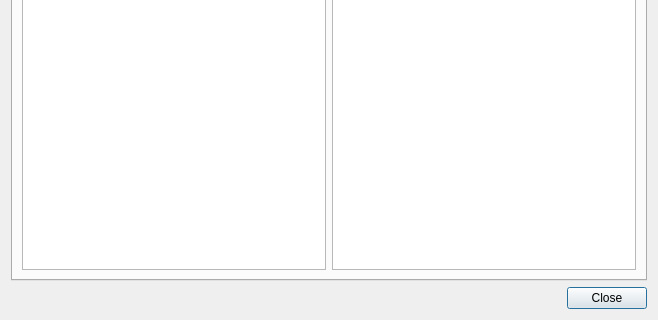
Above: nxselector/ui/cpgroupsdlg.ui from nexdatas/nxselector before the change; both pictures show x 0 to 658 and y 365 to 685 of the 658 by 685 pixel window. Below: the same form after it.
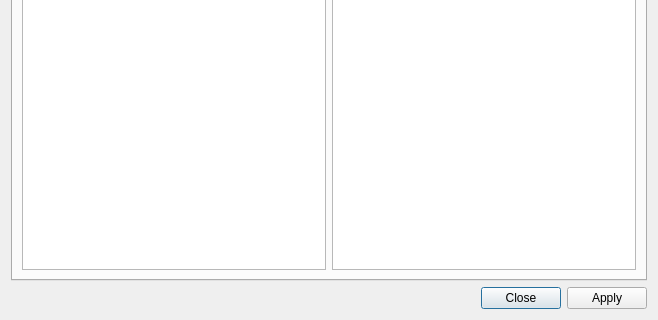
That is the form after the change.

The edit to the form file:
```diff
--- a/nxselector/ui/cpgroupsdlg.ui
+++ b/nxselector/ui/cpgroupsdlg.ui
@@ -60,7 +60,7 @@
      <item>
       <widget class="QDialogButtonBox" name="closeButtonBox">
        <property name="standardButtons">
-        <set>QDialogButtonBox::Close</set>
+        <set>QDialogButtonBox::Apply|QDialogButtonBox::Close</set>
        </property>
       </widget>
      </item>
```
